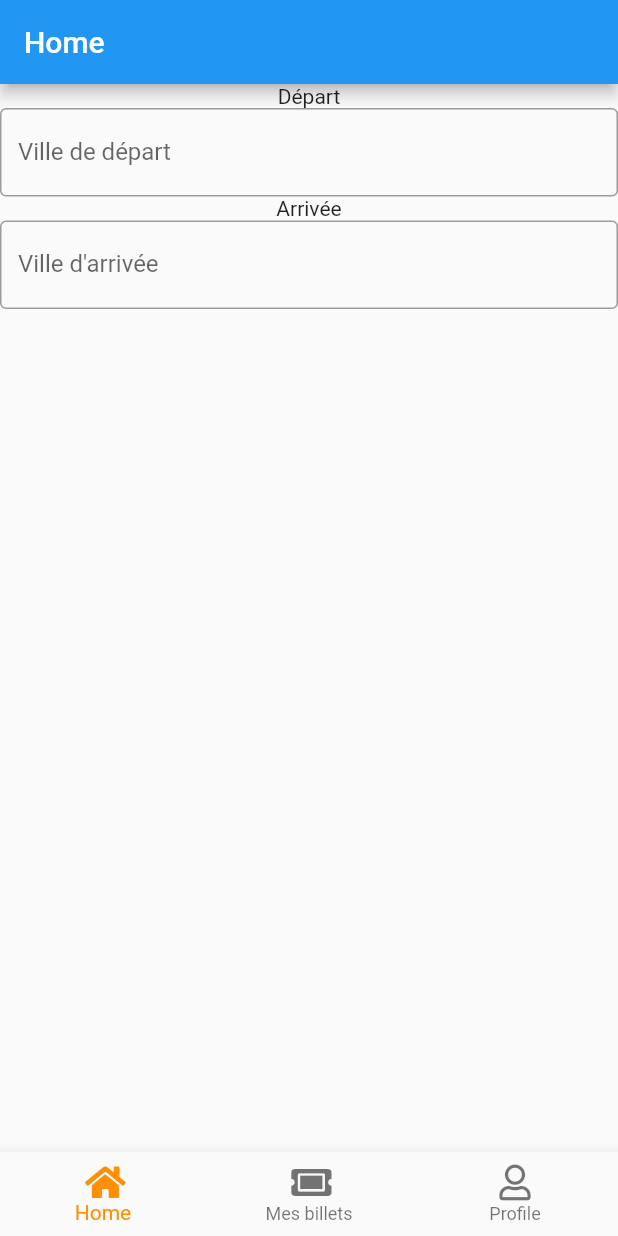
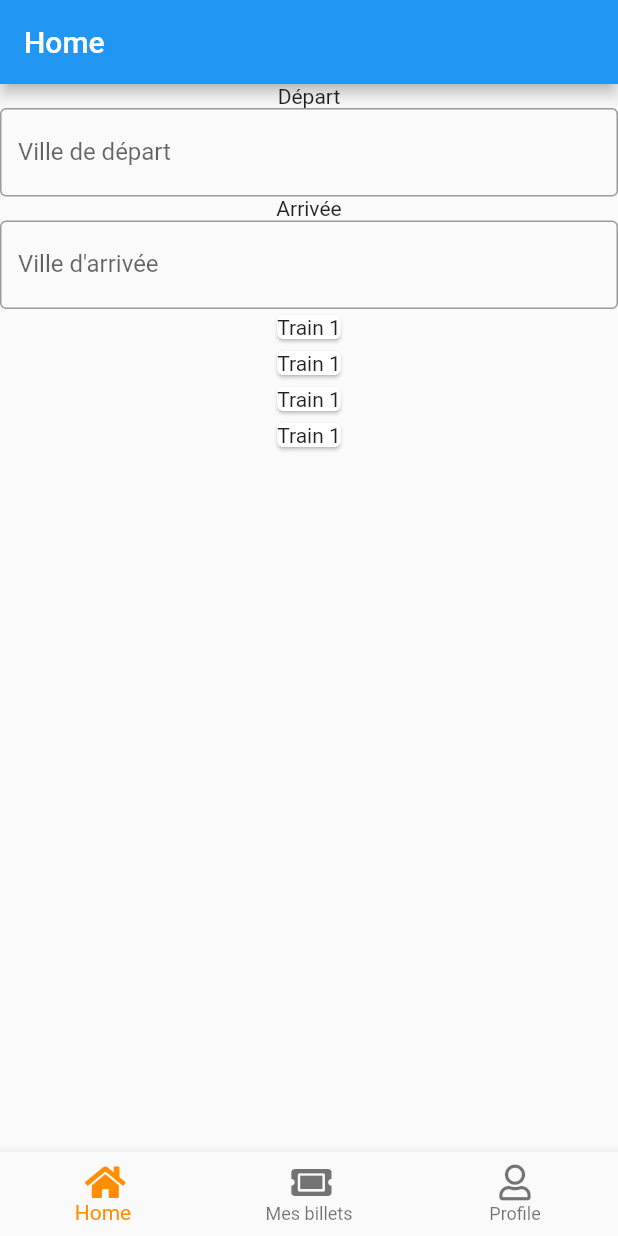
Before and after one commit to FlorianAinadou/train-booking, a Flutter app: the screen it shows after launch, on a phone screen of 412 x 824 dp. Run offline on Flutter 3.47's test engine with Material 2 defaults, Android fonts, the phone set to English and light mode, and no system bars; our stand-ins replace fluttericon.

Commit message:
#12 ajout de la liste de trains

```diff
--- /dev/null
+++ b/frontends/flutterapp/booking_app/lib/mocks/trains_mocks.dart
@@ -0,0 +1,18 @@
+const TRAINS_MOCKS = [
+  {
+    "id": 1,
+    "name": "Train 1",
+  },
+  {
+    "id": 2,
+    "name": "Train 1",
+  },
+  {
+    "id": 3,
+    "name": "Train 1",
+  },
+  {
+    "id": 4,
+    "name": "Train 1",
+  },
+];
--- /dev/null
+++ b/frontends/flutterapp/booking_app/lib/models/train_model.dart
@@ -0,0 +1,21 @@
+import 'package:flutter/material.dart';
+
+class TrainModel {
+  final int id;
+  final String name;
+
+  TrainModel({
+    @required this.id,
+    @required this.name,
+  })  : assert(id != null),
+        assert(name != null);
+
+  TrainModel.fromMap(Map<String, dynamic> map)
+      : id = map["id"],
+        name = map["name"];
+
+  Map<String, dynamic> toMap() => {
+        "id": id,
+        "name": name,
+      };
+}
--- /dev/null
+++ b/frontends/flutterapp/booking_app/lib/screens/homepage/components/train_card.dart
@@ -0,0 +1,15 @@
+import 'package:flutter/material.dart';
+import 'package:booking_app/models/train_model.dart';
+
+class TrainCard extends StatelessWidget {
+  const TrainCard({Key key, @required this.train}) : super(key: key);
+
+  final TrainModel train;
+
+  @override
+  Widget build(BuildContext context) {
+    return Card(
+      child: Text(train.name),
+    );
+  }
+}
--- /dev/null
+++ b/frontends/flutterapp/booking_app/lib/screens/homepage/components/train_list.dart
@@ -0,0 +1,36 @@
+import 'package:flutter/material.dart';
+import 'package:booking_app/models/train_model.dart';
+
+import 'train_card.dart';
+
+class TrainList extends StatefulWidget {
+  TrainList({Key key, @required List<TrainModel> data})
+      : _data = data,
+        super(key: key);
+
+  final List<TrainModel> _data;
+
+  @override
+  _TrainListState createState() => _TrainListState();
+}
+
+class _TrainListState extends State<TrainList> {
+  @override
+  Widget build(BuildContext context) {
+    return ListView(
+      children: _getTrains(this.widget._data),
+    );
+  }
+
+  List<Widget> _getTrains(data) {
+    dynamic items = <Widget>[];
+    for (dynamic d in data) {
+      items.add(Column(
+        children: <Widget>[
+          TrainCard(train: d),
+        ],
+      ));
+    }
+    return items;
+  }
+}
--- /dev/null
+++ b/frontends/flutterapp/booking_app/lib/screens/homepage/components/train_page.dart
@@ -0,0 +1,34 @@
+import 'package:flutter/material.dart';
+import 'package:booking_app/models/train_model.dart';
+import 'package:booking_app/screens/homepage/components/train_list.dart';
+import 'package:booking_app/mocks/trains_mocks.dart';
+import 'train_card.dart';
+
+class TrainPage extends StatelessWidget {
+  TrainPage({
+    Key key,
+  }) : super(key: key);
+
+  @override
+  Widget build(BuildContext context) {
+    return ListView(
+      children: _getTrains(fetchMockedData()),
+    );
+  }
+
+  List<TrainModel> fetchMockedData() {
+    return TRAINS_MOCKS.map((model) => TrainModel.fromMap(model)).toList();
+  }
+
+  List<Widget> _getTrains(data) {
+    dynamic items = <Widget>[];
+    for (dynamic d in data) {
+      items.add(Column(
+        children: <Widget>[
+          TrainCard(train: d),
+        ],
+      ));
+    }
+    return items;
+  }
+}
--- a/frontends/flutterapp/booking_app/lib/screens/homepage/home_page.dart
+++ b/frontends/flutterapp/booking_app/lib/screens/homepage/home_page.dart
@@ -1,4 +1,6 @@
 import 'package:flutter/material.dart';
+
+import 'components/train_page.dart';
 
 class HomePage extends StatelessWidget {
   const HomePage({Key key}) : super(key: key);
@@ -26,6 +28,9 @@ class HomePage extends StatelessWidget {
               border: OutlineInputBorder(),
               labelText: "Ville d'arrivée",
             ),
+          ),
+          Expanded(
+            child: TrainPage(),
           )
         ],
       ),
```
